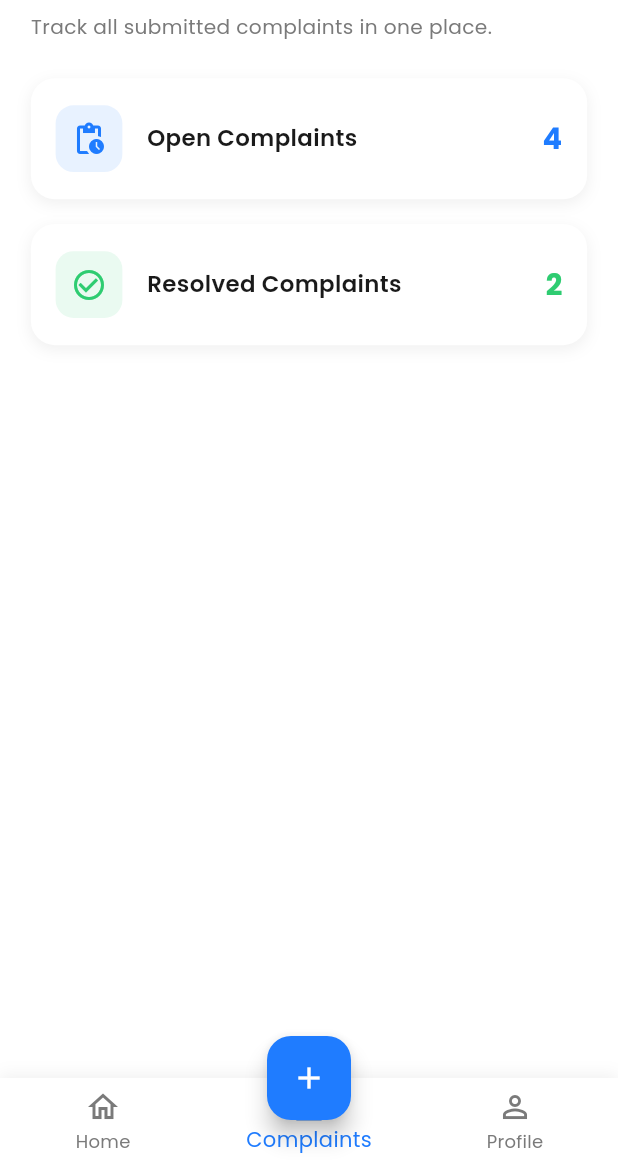
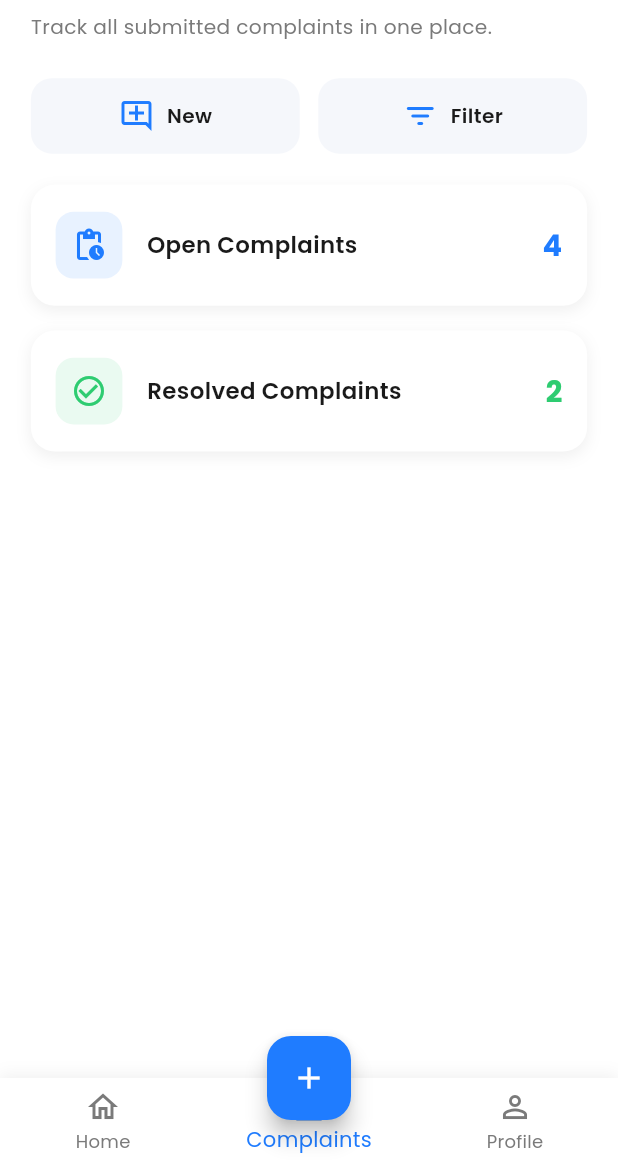
Before and after one commit to ayushkc777/complain_college, a Flutter app: the DashboardScreen screen opened directly, item 2 of the bottom bar chosen, on a phone screen of 412 x 824 dp, the part 71-1236 px from its top. Run offline on Flutter 3.47's test engine with Material 3 defaults, Android fonts, the phone set to English and light mode, and no system bars; our stand-ins replace flutter_riverpod, flutter_svg, google_fonts, responsive_sizer; missing offline and left inert: lost_n_found.

Commit message:
Sprint 2: add complaints quick actions

```diff
--- a/lib/screens/dashboard/tabs/complaints_tab.dart
+++ b/lib/screens/dashboard/tabs/complaints_tab.dart
@@ -30,6 +30,24 @@ class ComplaintsTab extends StatelessWidget {
               ),
             ),
             SizedBox(height: 3.h),
+            Row(
+              children: [
+                Expanded(
+                  child: _quickAction(
+                    icon: Icons.add_comment_outlined,
+                    label: "New",
+                  ),
+                ),
+                SizedBox(width: 3.w),
+                Expanded(
+                  child: _quickAction(
+                    icon: Icons.filter_list_rounded,
+                    label: "Filter",
+                  ),
+                ),
+              ],
+            ),
+            SizedBox(height: 2.5.h),
             _statusCard(
               title: "Open Complaints",
               value: "4",
@@ -45,6 +63,31 @@ class ComplaintsTab extends StatelessWidget {
             ),
           ],
         ),
+      ),
+    );
+  }
+
+  Widget _quickAction({required IconData icon, required String label}) {
+    return Container(
+      padding: EdgeInsets.symmetric(vertical: 1.6.h),
+      decoration: BoxDecoration(
+        color: AppColors.cardBg,
+        borderRadius: BorderRadius.circular(14),
+      ),
+      child: Row(
+        mainAxisAlignment: MainAxisAlignment.center,
+        children: [
+          Icon(icon, color: AppColors.primaryBlue),
+          SizedBox(width: 2.w),
+          Text(
+            label,
+            style: TextStyle(
+              color: AppColors.textDark,
+              fontSize: 15.sp,
+              fontWeight: FontWeight.w600,
+            ),
+          ),
+        ],
       ),
     );
   }
```
